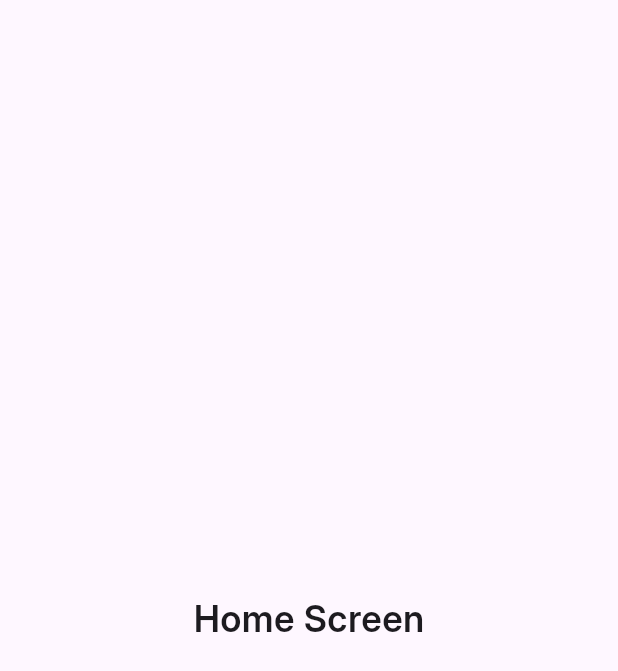
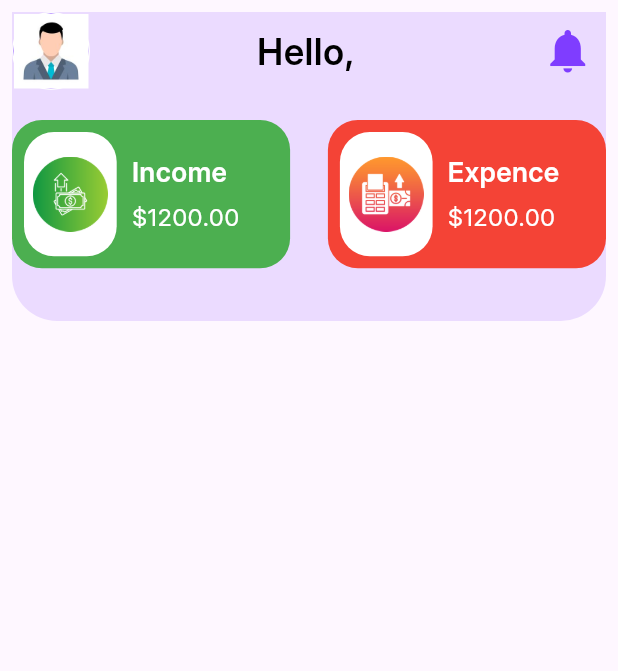
Before and after one commit to Dinethzz/spendly, a Flutter app: the HomeScreen screen opened directly, on a phone screen of 412 x 824 dp. Shown: the top 671 px of the screen. Run offline on Flutter 3.47's test engine with Material 3 defaults, Android fonts, the phone set to English and light mode, and no system bars; our stand-ins replace shared_preferences, smooth_page_indicator; accounts and stored records are empty.

Commit message:
home screen income and expence card

```diff
--- a/lib/screens/home_screen.dart
+++ b/lib/screens/home_screen.dart
@@ -1,3 +1,6 @@
+import 'package:expenz/constants/colors.dart';
+import 'package:expenz/services/user_service.dart';
+import 'package:expenz/widgets/income_expence_card.dart';
 import 'package:flutter/material.dart';
 
 class HomeScreen extends StatefulWidget {
@@ -8,15 +11,95 @@ class HomeScreen extends StatefulWidget {
 }
 
 class _HomeScreenState extends State<HomeScreen> {
+  //for store the username
+  String username = "";
+
   @override
+  void initState(){
+    super.initState();
+    //get the username from shared preferences
+    _loadUserData();
+  }
+
+  _loadUserData() async {
+    try {
+      final userData = await UserServices.getUserData();
+      if(userData["userName"] != null) {
+        setState(() {
+          username = userData["userName"]!;
+        });
+        print(username);
+      }
+    } catch (e) {
+      print("Error loading user data: $e");
+    }
+  }
   Widget build(BuildContext context) {
-    return const Scaffold(
-      body: Center(
-        child: Text(
-          'Home Screen',
-          style: TextStyle(fontSize: 24, fontWeight: FontWeight.bold,),
+    return Scaffold(
+      body: SafeArea(child: SingleChildScrollView(
+        child: Padding(
+          padding: const EdgeInsets.all(8.0),
+          child: Column(
+            children: [
+              Container(
+                height: MediaQuery.of(context).size.height * 0.25,
+                decoration: BoxDecoration(
+                  color: kMainColor.withOpacity(0.15),
+                  borderRadius: const BorderRadius.only(
+                    bottomLeft: Radius.circular(30),
+                    bottomRight: Radius.circular(30),
+                  ),
+                ),
+                child: Column(
+                  children: [
+                    Row(
+                      mainAxisAlignment: MainAxisAlignment.spaceBetween,
+                      children: [
+                        Container(
+                          decoration: BoxDecoration(
+                            color: kMainColor,
+                            borderRadius: BorderRadius.circular(100),
+                            border: Border.all(
+                              color: kWhite,
+                            )
+                          ),
+                          child: ClipRRect(
+                            child: Image.asset("assets/images/user.png", width: 50, fit: BoxFit.cover),
+                          ),
+                        ),
+                        const SizedBox(width: 20),
+                        Text(
+                          'Hello, $username',
+                          style: TextStyle(
+                            color: kBlack,
+                            fontSize: 24,
+                            fontWeight: FontWeight.bold,
+                          ),
+                        ),
+                        const SizedBox(width: 20),
+                        IconButton(
+                          icon: const Icon(Icons.notifications, color: kMainColor, size: 35),
+                          onPressed: () {
+                            // Handle notification button press
+                          },
+                        ),
+                      ],
+                    ),
+                    const SizedBox(height: 20),
+                    Row(
+                      mainAxisAlignment: MainAxisAlignment.spaceBetween,
+                      children: [
+                        IncomeExpenceCard(title: "Income", amount: 1200, imageUrl: "assets/images/income.png", bgcolor: kGreen),
+                        IncomeExpenceCard(title: "Expence", amount: 1200, imageUrl: "assets/images/expence.png", bgcolor: kRed),
+                      ],
+                    )
+                  ],
+                ),
+              )
+            ],
+          ),
         ),
-      ),
+      )),
     );
   }
 }
--- a/lib/services/user_service.dart
+++ b/lib/services/user_service.dart
@@ -37,11 +37,17 @@ class UserServices{
 
   //method to check whether the username is saved in SharedPreferences
   static Future<bool> checkUserName() async {
-
     //create an instance of SharedPreferences
     SharedPreferences prefs = await SharedPreferences.getInstance();
     String? userName = prefs.getString('userName');
     return userName != null;
+  }
 
+  //get username and email
+  static Future<Map<String, String?>> getUserData() async {
+    SharedPreferences prefs = await SharedPreferences.getInstance();
+    String? userName = prefs.getString('userName');
+    String? email = prefs.getString('email');
+    return {'userName': userName, 'email': email};
   }
 }
--- /dev/null
+++ b/lib/widgets/income_expence_card.dart
@@ -0,0 +1,72 @@
+import 'package:expenz/constants/colors.dart';
+import 'package:flutter/material.dart';
+
+class IncomeExpenceCard extends StatefulWidget {
+  final String title;
+  final double amount;
+  final String imageUrl;
+  final Color bgcolor;
+  const IncomeExpenceCard({super.key, required this.title, required this.amount, required this.imageUrl, required this.bgcolor});
+
+  @override
+  State<IncomeExpenceCard> createState() => _IncomeExpenceCardState();
+}
+
+class _IncomeExpenceCardState extends State<IncomeExpenceCard> {
+  @override
+  Widget build(BuildContext context) {
+    return Container(
+      width: MediaQuery.of(context).size.width * 0.45,
+      height: MediaQuery.of(context).size.height * 0.12,
+      decoration: BoxDecoration(
+        color: widget.bgcolor,
+        borderRadius: BorderRadius.circular(20),
+      ),
+      child: Padding(
+        padding: const EdgeInsets.all(8.0),
+        child: Row(
+          children: [
+            Container(
+              height: MediaQuery.of(context).size.height * 0.15,
+              width: MediaQuery.of(context).size.width * 0.15,
+              decoration: BoxDecoration(
+                color: Colors.white,
+                borderRadius: BorderRadius.circular(20),
+              ),
+              child: Center(
+                child: Image.asset(
+                  widget.imageUrl,
+                  height: 50,
+                  width: 50,
+                ),
+              ),
+            ),
+            const SizedBox(width: 10),
+            Column(
+              crossAxisAlignment: CrossAxisAlignment.start,
+              mainAxisAlignment: MainAxisAlignment.center,
+              children: [
+                Text(
+                  widget.title,
+                  style: const TextStyle(
+                    fontSize: 18,
+                    fontWeight: FontWeight.bold,
+                    color: kWhite,
+                  ),
+                ),
+                const SizedBox(height: 5),
+                Text(
+                  '\$${widget.amount.toStringAsFixed(2)}',
+                  style: const TextStyle(
+                    fontSize: 16,
+                    color: Colors.white,
+                  ),
+                ),
+              ],
+            ),
+          ],
+        ),
+      ),
+    );
+  }
+}
```
Also changed, not shown: assets/images/expence.png (added), assets/images/income.png (added), assets/images/user.png (added).
